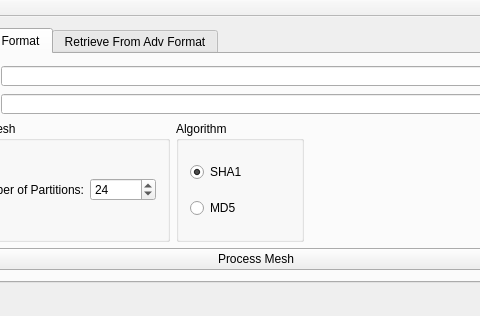
Above: AdVersion_gui/mainwindow.ui from zcobell/AdVersion before the change; both pictures show x 104 to 584 and y 0 to 316 of the 720 by 316 pixel window. Below: the same form after it.
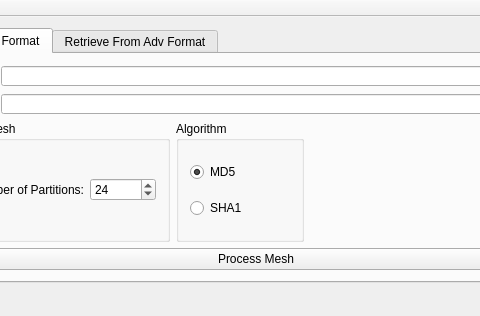
That is the form after the change.

Commit message: Resetting default behaviors. Using MD5 as default hash since file sizes are smaller

Diff of the .ui file:
```diff
--- a/AdVersion_gui/mainwindow.ui
+++ b/AdVersion_gui/mainwindow.ui
@@ -254,31 +254,6 @@
              <string>Algorithm</string>
             </property>
             <layout class="QVBoxLayout" name="verticalLayout">
-             <item>
-              <widget class="QRadioButton" name="radio_hashSha1">
-               <property name="minimumSize">
-                <size>
-                 <width>100</width>
-                 <height>0</height>
-                </size>
-               </property>
-               <property name="maximumSize">
-                <size>
-                 <width>100</width>
-                 <height>16777215</height>
-                </size>
-               </property>
-               <property name="toolTip">
-                <string>&lt;html&gt;&lt;head/&gt;&lt;body&gt;&lt;p&gt;More complex algorithm and generates a longer hash. File sizes will be larger.&lt;/p&gt;&lt;/body&gt;&lt;/html&gt;</string>
-               </property>
-               <property name="text">
-                <string>SHA1</string>
-               </property>
-               <property name="checked">
-                <bool>true</bool>
-               </property>
-              </widget>
-             </item>
              <item>
               <widget class="QRadioButton" name="radio_hashMd5">
                <property name="minimumSize">
@@ -299,6 +274,34 @@
                <property name="text">
                 <string>MD5</string>
                </property>
+               <property name="checked">
+                <bool>true</bool>
+               </property>
+              </widget>
+             </item>
+             <item>
+              <widget class="QRadioButton" name="radio_hashSha1">
+               <property name="minimumSize">
+                <size>
+                 <width>100</width>
+                 <height>0</height>
+                </size>
+               </property>
+               <property name="maximumSize">
+                <size>
+                 <width>100</width>
+                 <height>16777215</height>
+                </size>
+               </property>
+               <property name="toolTip">
+                <string>&lt;html&gt;&lt;head/&gt;&lt;body&gt;&lt;p&gt;More complex algorithm and generates a longer hash. File sizes will be larger.&lt;/p&gt;&lt;/body&gt;&lt;/html&gt;</string>
+               </property>
+               <property name="text">
+                <string>SHA1</string>
+               </property>
+               <property name="checked">
+                <bool>false</bool>
+               </property>
               </widget>
              </item>
             </layout>
```
Left out of the diff: 2 changed lines with no effect on the pictures. The commit also changes 1 other file.
